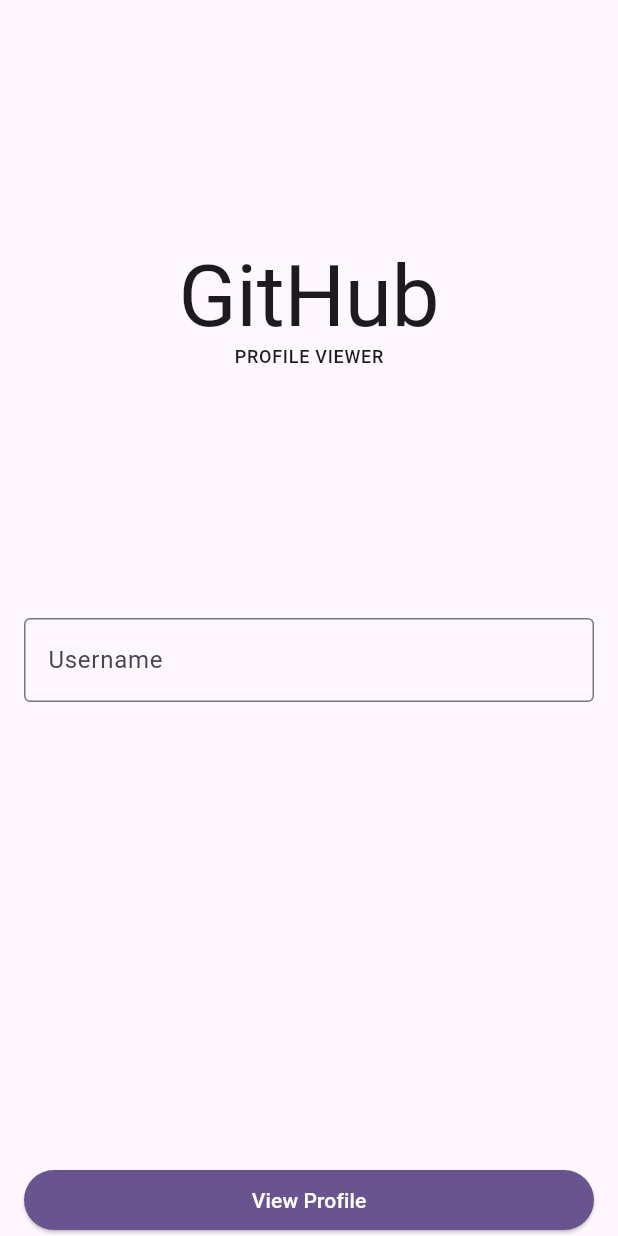
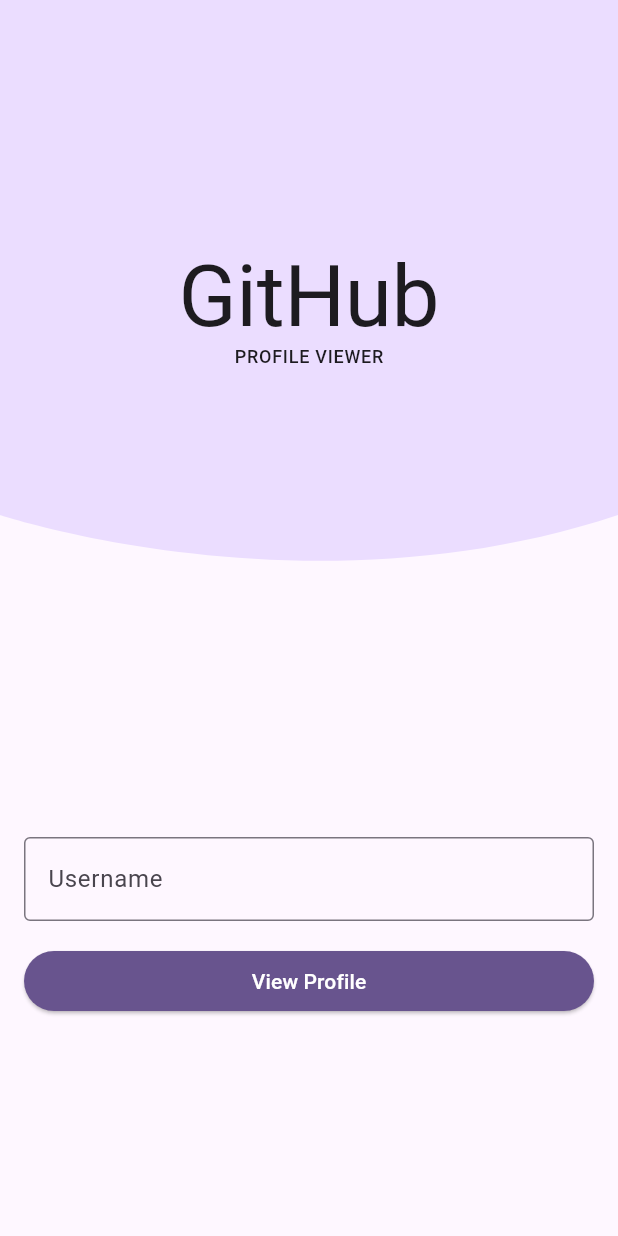
Before and after one commit to deep38/github_profile_viewer, a Flutter app: the screen it shows after launch, on a phone screen of 412 x 824 dp. Run offline on Flutter 3.47's test engine with Material 3 defaults, Android fonts, the phone set to English and light mode, and no system bars; our stand-ins replace get; accounts and stored records are empty.

Commit message:
Update: UI improvemed

```diff
--- a/lib/presentation/pages/profile_page.dart
+++ b/lib/presentation/pages/profile_page.dart
@@ -134,7 +134,9 @@ class ProfilePage extends StatelessWidget {
 
             const SizedBox(height: Dimens.paddingLarge),
 
-            Row(
+            Padding(
+              padding: const EdgeInsets.all(8.0),
+              child: Row(
                 mainAxisAlignment: MainAxisAlignment.spaceEvenly,
                 children: [
                   StatWidget(
@@ -150,6 +152,7 @@ class ProfilePage extends StatelessWidget {
                     value: user.publicRepos.toString(),
                   ),
                 ],
+              ),
             ),
           ],
         ),
@@ -188,6 +191,7 @@ Widget _buildRepoList(
             searchTextEditingController: searchTextEditingController,
             onClearSearch: onClearSearch,
           ),
+          Divider(),
           SizedBox(height: Dimens.paddingSmall),
           Flexible(
             child: repos.isNotEmpty
--- a/lib/presentation/pages/welcome_page.dart
+++ b/lib/presentation/pages/welcome_page.dart
@@ -41,7 +41,18 @@ class WelcomePage extends StatelessWidget {
     // final isLandscape = MediaQuery.of(context).size.aspectRatio > 1;
     return Scaffold(
       body: ResponsiveLayout(
-        headerBuilder: (_) => Center(
+        headerBuilder: (_) => Stack(
+          children: [
+            ClipPath(
+              clipper: _WaveClipper(),
+              child: Container(
+                // transform: Mat,
+                color: Theme.of(context).colorScheme.primaryContainer,
+
+              ),
+            ),
+
+            Center(
               child: Column(
                 mainAxisAlignment: MainAxisAlignment.center,
                 children: [
@@ -53,14 +64,15 @@ class WelcomePage extends StatelessWidget {
                 ],
               ),
             ),
+          ],
+        ),
         bodyBuilder: (constraints) {
           final isLargeWidth = constraints.maxWidth > Dimens.mediumWidth;
 
           final form = Column(
                 mainAxisSize: MainAxisSize.max,
-                mainAxisAlignment: isLargeWidth
-                    ? MainAxisAlignment.center
-                    : MainAxisAlignment.spaceBetween,
+                mainAxisAlignment: MainAxisAlignment.center,
+                    // : MainAxisAlignment.spaceBetween,
                 children: [
                   TextFormField(
                     key: Key(Strings.welcomePageUserNameFieldKey),
@@ -84,7 +96,7 @@ class WelcomePage extends StatelessWidget {
                     onFieldSubmitted: (_) => onSubmit(),
                   ),
 
-                  if (isLargeWidth) SizedBox(height: Dimens.paddingMedium),
+                  SizedBox(height: Dimens.paddingMedium),
 
                   ElevatedButton(
                     key: Key(Strings.welcomePageUsernameSubmitButtonKey),
@@ -118,3 +130,28 @@ class WelcomePage extends StatelessWidget {
     );
   }
 }
+
+
+class _WaveClipper extends CustomClipper<Path> {
+  @override
+  Path getClip(Size size) {
+    debugPrint('Width: ${size.width}');
+    final path = Path();
+
+    path.lineTo(0, size.height - (size.height / 6));
+
+    final firstPoint = Point<double>(0, size.height - (size.height / 6));
+    final secondPoint = Point<double>(size.width / 2, size.height);
+    final thirdPoint = Point<double>(size.width, size.height - (size.height / 6));
+    path.cubicTo(firstPoint.x, firstPoint.y, secondPoint.x, secondPoint.y, thirdPoint.x, thirdPoint.y);
+
+    path.lineTo(size.width, 0);
+    return path;
+  }
+
+  @override
+  bool shouldReclip(covariant CustomClipper<Path> oldClipper) {
+    return false;
+  }
+
+}
```
Also changed, not shown: lib/presentation/pages/repository_page.dart (+9 -1 lines), 1 other file. Lines whose indentation alone changed are shown as unchanged.
